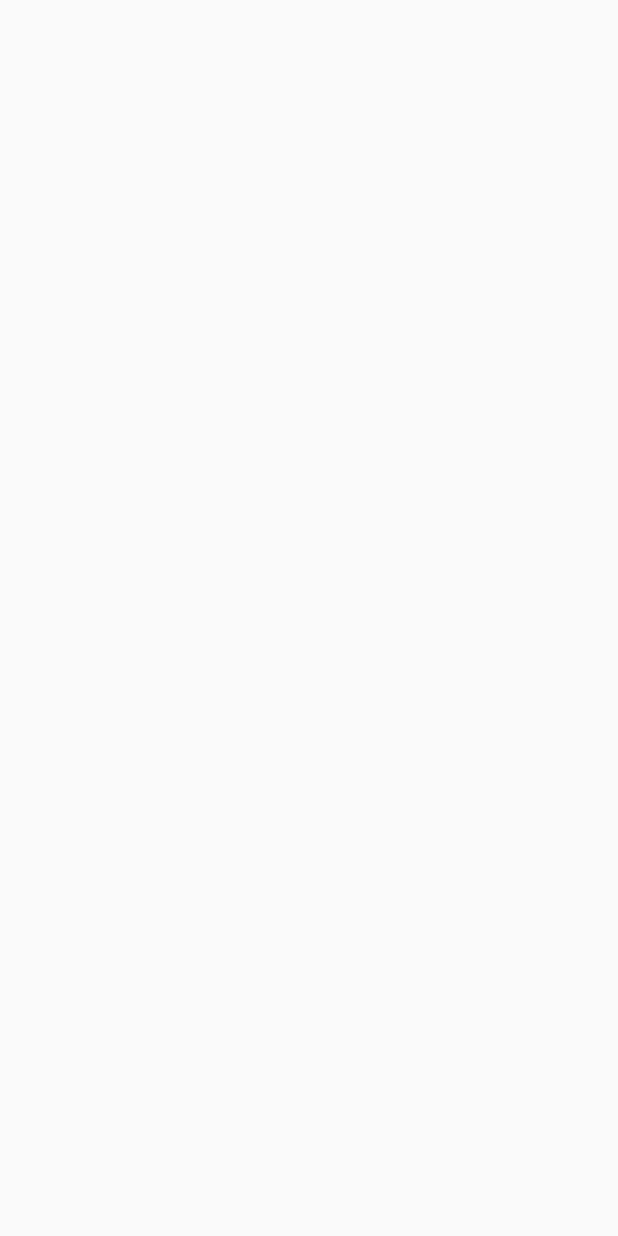
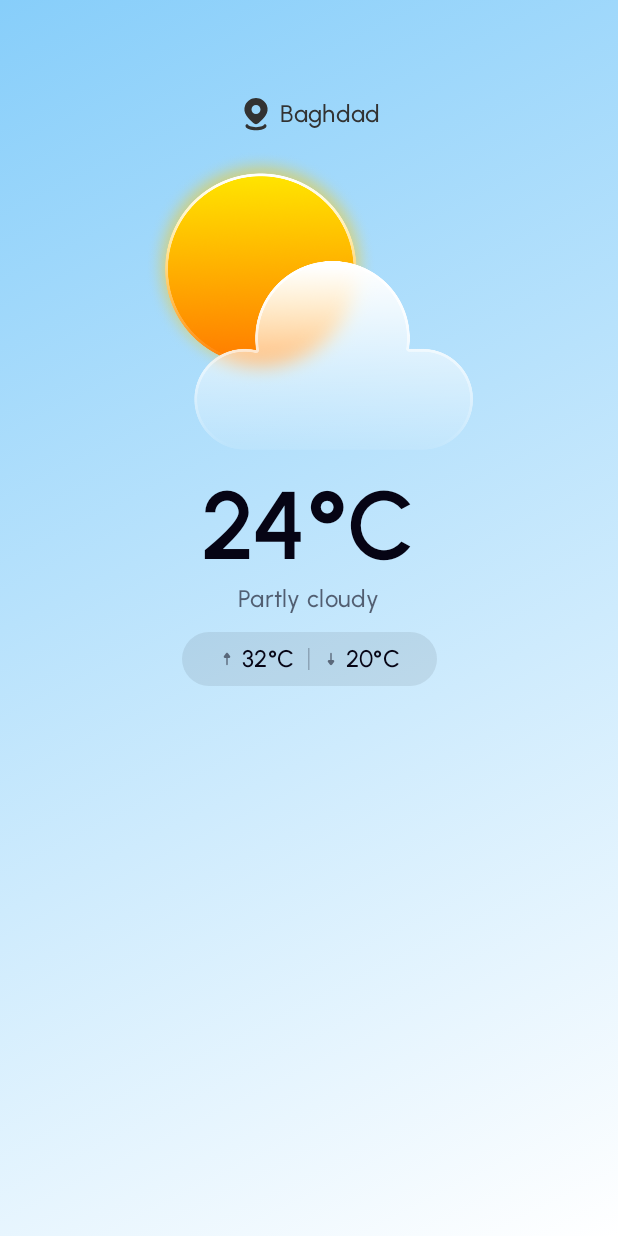
Before and after one commit to ThoriaHamdy99/Weather_App, an Android app built with Jetpack Compose: the screen it shows after launch (MainActivity), on a phone screen of 412 x 824 dp. Before the commit the screen is empty. Run offline under Robolectric (Android 15) with nearby library versions, the phone set to English and light mode, and no system bars.

Commit message:
add the header for the app.

```diff
--- /dev/null
+++ b/app/src/main/java/com/example/weather_app/ui/components/LocationHeader.kt
@@ -0,0 +1,49 @@
+package com.example.weather_app.ui.components
+
+import androidx.compose.foundation.Image
+import androidx.compose.foundation.layout.Row
+import androidx.compose.foundation.layout.padding
+import androidx.compose.material3.Text
+import androidx.compose.runtime.Composable
+import androidx.compose.ui.Alignment
+import androidx.compose.ui.Modifier
+import androidx.compose.ui.graphics.ColorFilter
+import androidx.compose.ui.graphics.painter.Painter
+import androidx.compose.ui.text.font.FontWeight
+import androidx.compose.ui.unit.dp
+import androidx.compose.ui.unit.sp
+import com.example.weather_app.ui.theme.UrbanistFont
+import com.example.weather_app.ui.theme.secondaryColor
+
+@Composable
+fun LocationHeader(
+    modifier: Modifier = Modifier,
+    isNightMode: Boolean,
+    icon: Painter,
+    address: String
+) {
+    Row(
+        modifier,
+        verticalAlignment = Alignment.CenterVertically
+    ) {
+        Image(
+            painter = icon,
+            contentDescription = "location icon",
+            colorFilter = ColorFilter.tint(
+                secondaryColor(isNightMode)
+            )
+        )
+        Text(
+            text = address,
+            fontFamily = UrbanistFont,
+            fontWeight = FontWeight.Medium,
+            fontSize = 16.sp,
+            lineHeight = 20.sp,
+            letterSpacing = 0.25.sp,
+            color = secondaryColor(isNightMode),
+            modifier = Modifier
+                .padding(start = 4.dp)
+                .align(Alignment.CenterVertically)
+        )
+    }
+}
--- /dev/null
+++ b/app/src/main/java/com/example/weather_app/ui/components/TemperatureHeader.kt
@@ -0,0 +1,119 @@
+package com.example.weather_app.ui.components
+
+import androidx.compose.foundation.Image
+import androidx.compose.foundation.background
+import androidx.compose.foundation.layout.Column
+import androidx.compose.foundation.layout.IntrinsicSize
+import androidx.compose.foundation.layout.Row
+import androidx.compose.foundation.layout.fillMaxWidth
+import androidx.compose.foundation.layout.height
+import androidx.compose.foundation.layout.padding
+import androidx.compose.foundation.layout.size
+import androidx.compose.foundation.shape.RoundedCornerShape
+import androidx.compose.material3.Text
+import androidx.compose.material3.VerticalDivider
+import androidx.compose.runtime.Composable
+import androidx.compose.ui.Alignment
+import androidx.compose.ui.Modifier
+import androidx.compose.ui.graphics.ColorFilter
+import androidx.compose.ui.res.painterResource
+import androidx.compose.ui.text.font.FontWeight
+import androidx.compose.ui.unit.dp
+import androidx.compose.ui.unit.sp
+import com.example.weather_app.R
+import com.example.weather_app.ui.theme.UrbanistFont
+import com.example.weather_app.ui.theme.primaryColor
+
+@Composable
+fun TemperatureHeader(
+    modifier: Modifier,
+    isNightMode: Boolean,
+    temperature: String,
+    weatherStatus: String,
+    highTemperature: String,
+    lowTemperature: String
+) {
+    Column(
+        modifier.fillMaxWidth(),
+        horizontalAlignment = Alignment.CenterHorizontally
+    ) {
+        Text(
+            text = "$temperature°C",
+            fontFamily = UrbanistFont,
+            fontWeight = FontWeight.SemiBold,
+            fontSize = 64.sp,
+            lineHeight = 64.sp,
+            letterSpacing = 0.25.sp,
+            color = primaryColor(isNightMode = isNightMode)
+        )
+
+        Text(
+            text = weatherStatus,
+            fontFamily = UrbanistFont,
+            fontWeight = FontWeight.Medium,
+            fontSize = 16.sp,
+            lineHeight = 16.sp,
+            letterSpacing = 0.25.sp,
+            color = primaryColor(isNightMode = isNightMode).copy(0.6f)
+        )
+
+        Row(
+            modifier = Modifier
+                .padding(
+                    top = 12.dp
+                )
+                .background(
+                    primaryColor(isNightMode).copy(0.08f),
+                    RoundedCornerShape(100.dp),
+                )
+                .padding(
+                    horizontal = 24.dp, vertical = 8.dp
+                )
+                .height(IntrinsicSize.Min),
+            verticalAlignment = Alignment.CenterVertically
+        ) {
+            Image(
+                painter = painterResource(R.drawable.arrow_up_icon),
+                contentDescription = "arrow_up_icon",
+                modifier = Modifier.size(12.dp),
+                colorFilter = ColorFilter.tint(primaryColor(isNightMode).copy(0.6f))
+            )
+
+            Text(
+                text = "$highTemperature°C",
+                fontFamily = UrbanistFont,
+                fontWeight = FontWeight.Medium,
+                fontSize = 16.sp,
+                lineHeight = 16.sp,
+                letterSpacing = 0.25.sp,
+                color = primaryColor(isNightMode = isNightMode),
+                modifier = Modifier.padding(start = 4.dp)
+            )
+
+            VerticalDivider(
+                Modifier
+                    .padding(vertical = 2.5.dp, horizontal = 8.dp),
+                thickness = 1.dp,
+                color = primaryColor(isNightMode = isNightMode).copy(0.24f)
+            )
+
+            Image(
+                painter = painterResource(R.drawable.arrow_down_icon),
+                contentDescription = "arrow_down_icon",
+                modifier = Modifier.size(12.dp),
+                colorFilter = ColorFilter.tint(primaryColor(isNightMode).copy(0.6f))
+            )
+
+            Text(
+                text = "$lowTemperature°C",
+                fontFamily = UrbanistFont,
+                fontWeight = FontWeight.Medium,
+                fontSize = 16.sp,
+                lineHeight = 16.sp,
+                letterSpacing = 0.25.sp,
+                color = primaryColor(isNightMode = isNightMode),
+                modifier = Modifier.padding(start = 4.dp)
+            )
+        }
+    }
+}
--- a/app/src/main/java/com/example/weather_app/ui/screens/WeatherScreen.kt
+++ b/app/src/main/java/com/example/weather_app/ui/screens/WeatherScreen.kt
@@ -1,12 +1,79 @@
 package com.example.weather_app.ui.screens
 
+import androidx.compose.foundation.Image
+import androidx.compose.foundation.background
+import androidx.compose.foundation.layout.Column
+import androidx.compose.foundation.layout.fillMaxSize
+import androidx.compose.foundation.layout.padding
+import androidx.compose.foundation.layout.size
 import androidx.compose.runtime.Composable
+import androidx.compose.ui.Alignment
 import androidx.compose.ui.Modifier
+import androidx.compose.ui.graphics.Brush
+import androidx.compose.ui.res.painterResource
 import androidx.compose.ui.tooling.preview.Preview
+import androidx.compose.ui.unit.dp
+import com.example.weather_app.R
+import com.example.weather_app.ui.components.LocationHeader
+import com.example.weather_app.ui.components.TemperatureHeader
+import com.example.weather_app.ui.theme.primaryBackgroundColor
+import com.example.weather_app.ui.theme.secondaryBackgroundColor
 
 @Composable
-fun WeatherScreen(modifier: Modifier = Modifier) {
+fun WeatherScreen(
+    modifier: Modifier = Modifier
+) {
 
+    val isNightMode = false
+
+    Column(
+        modifier.then(
+            Modifier
+                .fillMaxSize()
+                .background(
+                    brush = getWeatherScreenBackground(isNightMode)
+                )
+        )
+    ) {
+        LocationHeader(
+            Modifier
+                .align(Alignment.CenterHorizontally)
+                .padding(
+                    start = 24.dp, end = 24.dp, top = 64.dp
+                ),
+            isNightMode,
+            painterResource(R.drawable.location_icon),
+            "Baghdad"
+        )
+        Image(
+            painter = painterResource(R.drawable.mainly_clear_day),
+            contentDescription = "image",
+            modifier = Modifier
+                .padding(12.dp)
+                .size(width = 220.dp, height = 200.dp)
+                .align(Alignment.CenterHorizontally)
+        )
+        TemperatureHeader(
+            Modifier
+                .padding(horizontal = 12.dp)
+                .align(Alignment.CenterHorizontally),
+            false,
+            "24",
+            "Partly cloudy",
+            "32", "20"
+        )
+    }
+}
+
+fun getWeatherScreenBackground(
+    isNightMode: Boolean = false
+): Brush {
+    return Brush.linearGradient(
+        colors = listOf(
+            primaryBackgroundColor(isNightMode),
+            secondaryBackgroundColor(isNightMode)
+        )
+    )
 }
 
 
```
